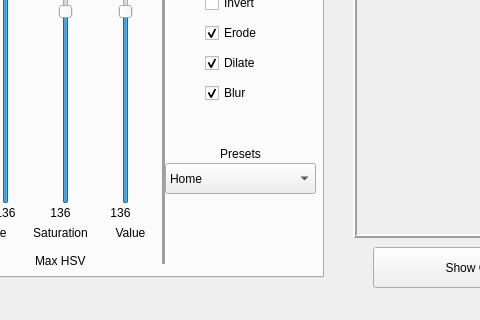
Old version of the form beta/GestureTrainer/forms/mainwindow.ui in the repository on2valhalla/GestureTrainer; both pictures show x 217 to 697 and y 220 to 540 of the 1066 by 540 pixel window.
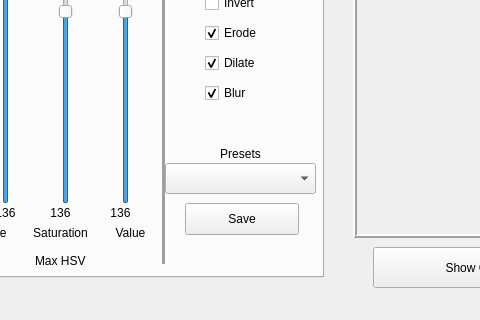
New version of the form. The open tabs and pages were chosen to show the change. Icons and pictures are not drawn.

```diff
--- a/beta/GestureTrainer/forms/mainwindow.ui
+++ b/beta/GestureTrainer/forms/mainwindow.ui
@@ -529,21 +529,6 @@
         <height>31</height>
        </rect>
       </property>
-      <item>
-       <property name="text">
-        <string>Home</string>
-       </property>
-      </item>
-      <item>
-       <property name="text">
-        <string>Engineering Library</string>
-       </property>
-      </item>
-      <item>
-       <property name="text">
-        <string>Classroom</string>
-       </property>
-      </item>
      </widget>
      <widget class="QLabel" name="label">
       <property name="geometry">
@@ -583,6 +568,19 @@
        <bool>true</bool>
       </property>
      </widget>
+     <widget class="QPushButton" name="pushButton_Save">
+      <property name="geometry">
+       <rect>
+        <x>390</x>
+        <y>370</y>
+        <width>114</width>
+        <height>32</height>
+       </rect>
+      </property>
+      <property name="text">
+       <string>Save</string>
+      </property>
+     </widget>
     </widget>
     <widget class="QWidget" name="tabMeasure">
      <attribute name="title">
```
Left out of the diff: 2 changed lines with no effect on the pictures.
